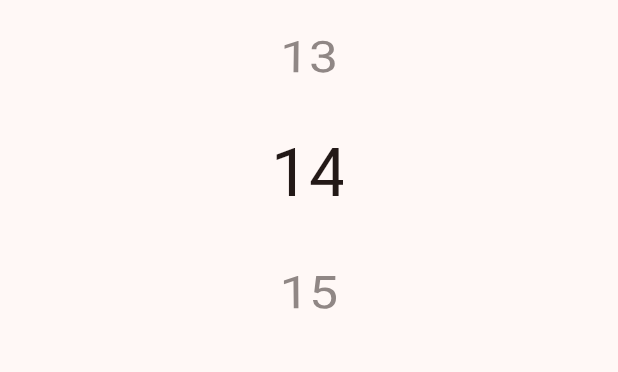
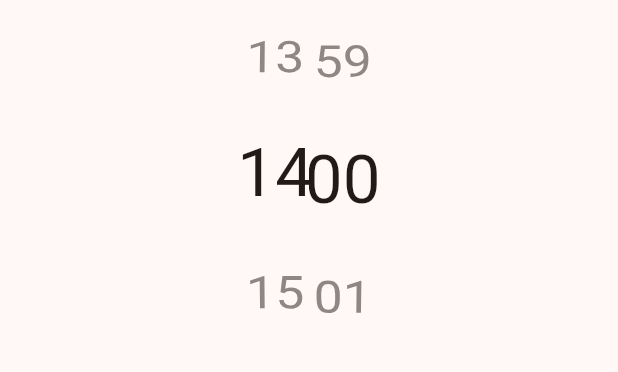
Before and after one commit to FloLiMar/fluttimers, a Flutter app: the screen it shows after launch, scrolled down 1152 dp, on a phone screen of 412 x 824 dp, the part 84-456 px from its top. Run offline on Flutter 3.47's test engine with Material 3 defaults, Android fonts, the phone set to English and light mode, and no system bars.

Commit message:
TIMER-03 create timerselectorwidget with timer model

```diff
--- a/lib/main.dart
+++ b/lib/main.dart
@@ -1,6 +1,5 @@
-import 'package:dev/common/widget/NumberListWheelWidget.dart';
+import 'package:dev/timerSelector/presentation/TimerSelectorWidget.dart';
 import 'package:flutter/material.dart';
-import 'common/constants.dart' as constants;
 void main() {
       runApp(const MyApp());
 }
@@ -45,7 +44,7 @@ class _MyHomePageState extends State<MyHomePage> {
       ),
       body:  Center(
         child: Column(
-          children: [NumberListWheelWidget(onSelectedItemChangedCallback: updateValue, maxValue: constants.maxMinutes)],
+          children: [TimerSelectorWidget()],
         ),
       ),
     );
--- /dev/null
+++ b/lib/timerSelector/domain/timer.dart
@@ -0,0 +1,20 @@
+
+class Timer {
+  int duration = 0;
+
+  addMinutes(int minutes){
+    duration = duration + (minutes * 60);
+  }
+
+  addSeconds(int seconds){
+    duration = duration + seconds;
+  }
+
+  int getSeconds(){
+    return duration%60;
+  }
+
+  int getMinutes(){
+    return ((duration - duration%60)/60).round();
+  }
+}
--- /dev/null
+++ b/lib/timerSelector/presentation/TimerSelectorWidget.dart
@@ -0,0 +1,26 @@
+import 'package:dev/common/widget/NumberListWheelWidget.dart';
+import 'package:dev/timerSelector/domain/timer.dart';
+import 'package:flutter/widgets.dart';
+import '../../common/constants.dart' as constants;
+
+class TimerSelectorWidget extends StatelessWidget {
+  final Timer timer = Timer();
+
+  TimerSelectorWidget({super.key});
+
+  @override
+  Widget build(BuildContext context) {
+    return Row(
+      mainAxisAlignment: MainAxisAlignment.center,
+      mainAxisSize: MainAxisSize.max,
+      children: [
+        NumberListWheelWidget(
+            onSelectedItemChangedCallback: timer.addMinutes,
+            maxValue: constants.maxMinutes),
+        NumberListWheelWidget(
+            onSelectedItemChangedCallback: timer.addSeconds,
+            maxValue: constants.maxSeconds)
+      ],
+    );
+  }
+}
```
